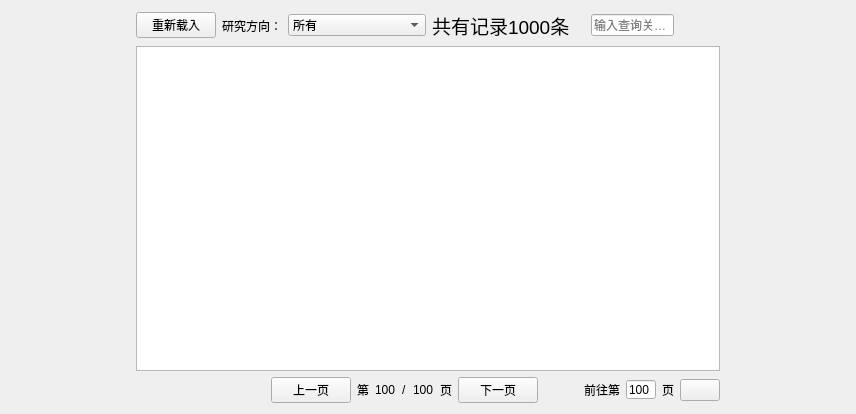
Above: UI/UI_ExpertListWidget.ui from mortersen/Minnan before the change. Below: the same form after it.
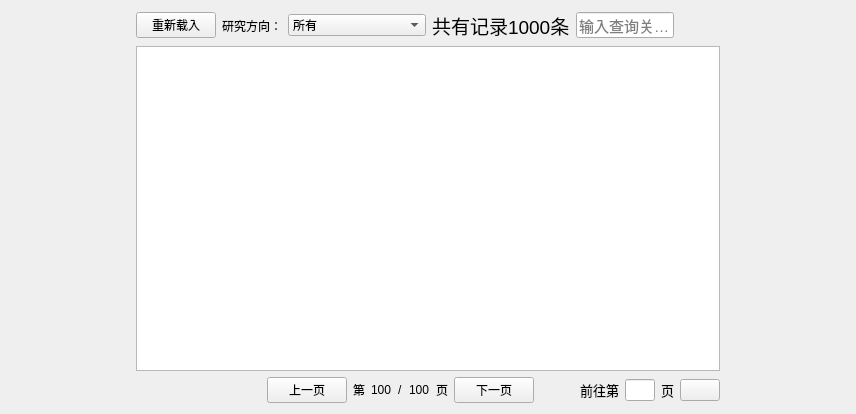
That is the form after the change. Icons and pictures are not drawn.

The edit to the form file:
```diff
--- a/UI/UI_ExpertListWidget.ui
+++ b/UI/UI_ExpertListWidget.ui
@@ -177,6 +177,17 @@
         <layout class="QHBoxLayout" name="horizontalLayout_2">
          <item>
           <widget class="QLineEdit" name="queryforLineEdit">
+           <property name="minimumSize">
+            <size>
+             <width>0</width>
+             <height>22</height>
+            </size>
+           </property>
+           <property name="font">
+            <font>
+             <pointsize>11</pointsize>
+            </font>
+           </property>
            <property name="whatsThis">
             <string>输入查询内容</string>
            </property>
@@ -322,6 +333,11 @@
           <layout class="QHBoxLayout" name="horizontalLayout_6">
            <item>
             <widget class="QLabel" name="label_7">
+             <property name="font">
+              <font>
+               <pointsize>10</pointsize>
+              </font>
+             </property>
              <property name="text">
               <string>前往第</string>
              </property>
@@ -331,23 +347,33 @@
             <widget class="QLineEdit" name="gotoPageLineEidit">
              <property name="minimumSize">
               <size>
-               <width>22</width>
-               <height>0</height>
+               <width>25</width>
+               <height>22</height>
               </size>
              </property>
              <property name="maximumSize">
               <size>
                <width>30</width>
-               <height>19</height>
+               <height>22</height>
               </size>
              </property>
+             <property name="font">
+              <font>
+               <pointsize>10</pointsize>
+              </font>
+             </property>
              <property name="text">
-              <string>100</string>
+              <string/>
              </property>
             </widget>
            </item>
            <item>
             <widget class="QLabel" name="label_8">
+             <property name="font">
+              <font>
+               <pointsize>10</pointsize>
+              </font>
+             </property>
              <property name="text">
               <string>页</string>
              </property>
```
